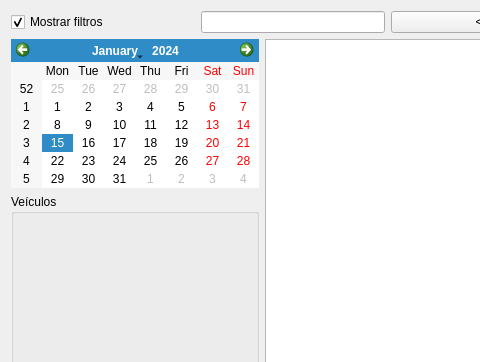
Before: the Qt Designer form ui/widgetlogisticacalendario.ui in darktorres/ERP-STACCATO, drawn with Qt 5; both pictures show x 0 to 480 and y 0 to 362 of the 775 by 687 pixel window.
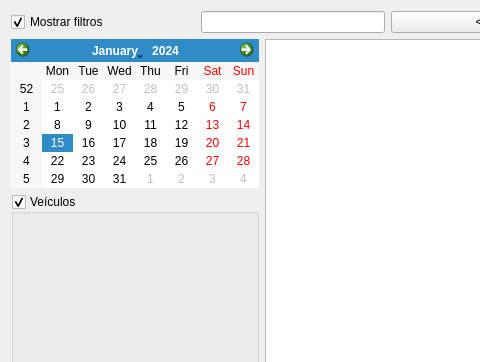
After: the same form once the commit is applied.

Commit message: Poder marcar/desmarcar todos os veículos de uma vez

```diff
--- a/ui/widgetlogisticacalendario.ui
+++ b/ui/widgetlogisticacalendario.ui
@@ -31,6 +31,9 @@
        <property name="title">
         <string>Veículos</string>
        </property>
+       <property name="checkable">
+        <bool>true</bool>
+       </property>
        <layout class="QVBoxLayout" name="verticalLayout"/>
       </widget>
      </item>
```
The commit also changes 2 other files.
